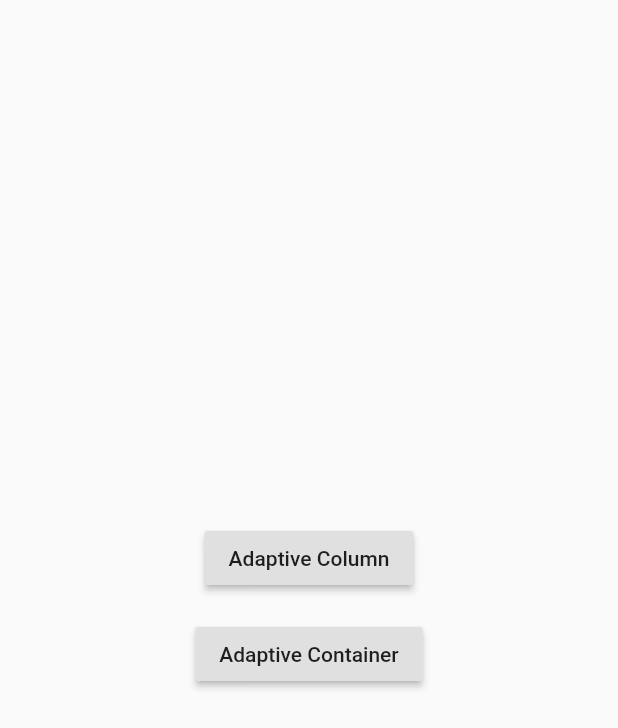
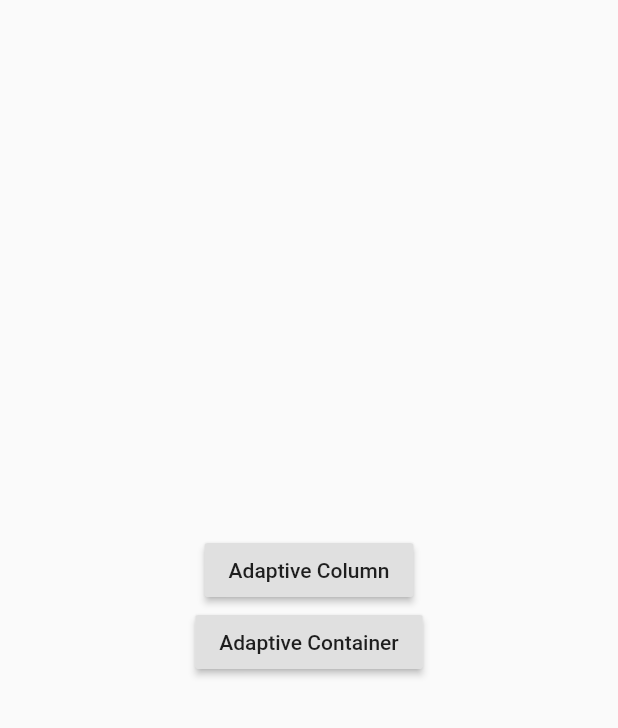
Before and after one commit to material-foundation/flutter-packages, a Flutter app: the screen it shows after launch, on a phone screen of 412 x 824 dp. Shown: the top 728 px of the screen. Run offline on Flutter 3.47's test engine with Material 2 defaults, Android fonts, the phone set to English and light mode, and no system bars.

Commit message:
fixed issues

```diff
--- a/packages/adaptive_components/example/lib/main.dart
+++ b/packages/adaptive_components/example/lib/main.dart
@@ -41,7 +41,6 @@ class DemoSelector extends StatelessWidget {
                 );
               },
             ),
-            const SizedBox(height: 16),
             RaisedButton(
               child: Text('Adaptive Container'),
               onPressed: () {
--- a/packages/adaptive_components/lib/src/adaptive_column.dart
+++ b/packages/adaptive_components/lib/src/adaptive_column.dart
@@ -61,7 +61,7 @@ class AdaptiveColumn extends StatelessWidget {
   final double gutter;
 
   /// The List of [AdaptiveContainer]. Adaptive container neeeds to be used
-  /// because the widget has a column parameter. This parameter represents the
+  /// because the widget has a columnSpan parameter. This parameter represents the
   /// amount of columns this widget should incompass.
   ///
   /// By default it is set to 1.
--- a/packages/adaptive_components/lib/src/adaptive_container.dart
+++ b/packages/adaptive_components/lib/src/adaptive_container.dart
@@ -65,7 +65,7 @@ class AdaptiveContainer extends StatelessWidget {
   /// [AdaptiveContainer] to fit within.
   AdaptiveConstraints constraints;
 
-  /// AdaptiveColumn is used with [AdaptiveColumn] to represent
+  /// columnSpan is used with [AdaptiveColumn] to represent
   /// the amount of columns that this widget will fill up within a certain [Flex]
   /// range.
   ///
@@ -151,6 +151,9 @@ class AdaptiveContainer extends StatelessWidget {
             child: child,
           );
         } else {
+          /// Since this container is not within the adaptive constraints.
+          /// No widget must be returned but since you can't return no widget we
+          /// are returning a [LimitedBox] which is a very efficent widget.
           return LimitedBox(
             maxWidth: 0.0,
             maxHeight: 0.0,
```
